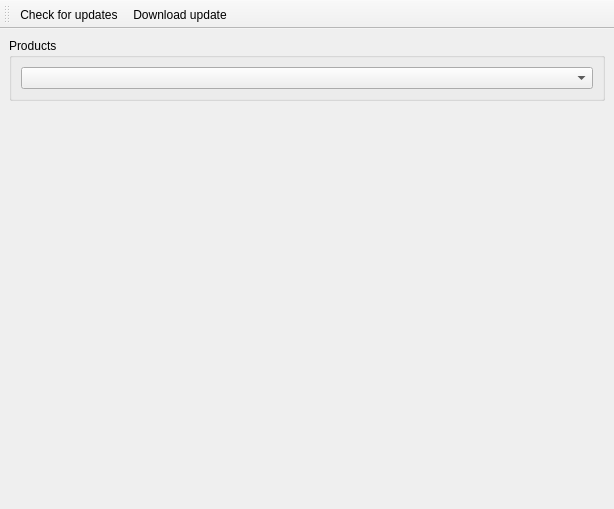
First picture: the form in src/gui/mainwindow.ui, repository panter-dsd/UniversalUpdater, before the edit.
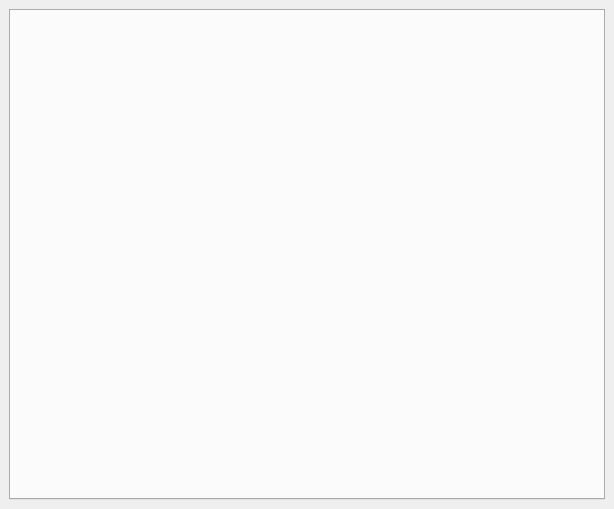
Second picture: the form after the edit.

The edit to the form file:
```diff
--- a/src/gui/mainwindow.ui
+++ b/src/gui/mainwindow.ui
@@ -16,51 +16,14 @@
   <widget class="QWidget" name="centralwidget">
    <layout class="QVBoxLayout" name="verticalLayout">
     <item>
-     <widget class="QGroupBox" name="groupBox_3">
-      <property name="sizePolicy">
-       <sizepolicy hsizetype="Preferred" vsizetype="Fixed">
-        <horstretch>0</horstretch>
-        <verstretch>0</verstretch>
-       </sizepolicy>
+     <widget class="QTabWidget" name="updaterWidgetsContainer">
+      <property name="currentIndex">
+       <number>-1</number>
       </property>
-      <property name="title">
-       <string>Products</string>
-      </property>
-      <layout class="QHBoxLayout" name="horizontalLayout">
-       <item>
-        <widget class="QComboBox" name="productBox"/>
-       </item>
-      </layout>
      </widget>
     </item>
-    <item>
-     <widget class="QStackedWidget" name="updaterWidgets"/>
-    </item>
    </layout>
   </widget>
-  <widget class="QToolBar" name="toolBar">
-   <property name="windowTitle">
-    <string>toolBar</string>
-   </property>
-   <attribute name="toolBarArea">
-    <enum>TopToolBarArea</enum>
-   </attribute>
-   <attribute name="toolBarBreak">
-    <bool>false</bool>
-   </attribute>
-   <addaction name="actionCheckForUpdates"/>
-   <addaction name="actionDownloadUpdate"/>
-  </widget>
-  <action name="actionCheckForUpdates">
-   <property name="text">
-    <string>Check for updates</string>
-   </property>
-  </action>
-  <action name="actionDownloadUpdate">
-   <property name="text">
-    <string>Download update</string>
-   </property>
-  </action>
  </widget>
  <resources/>
  <connections/>
```
